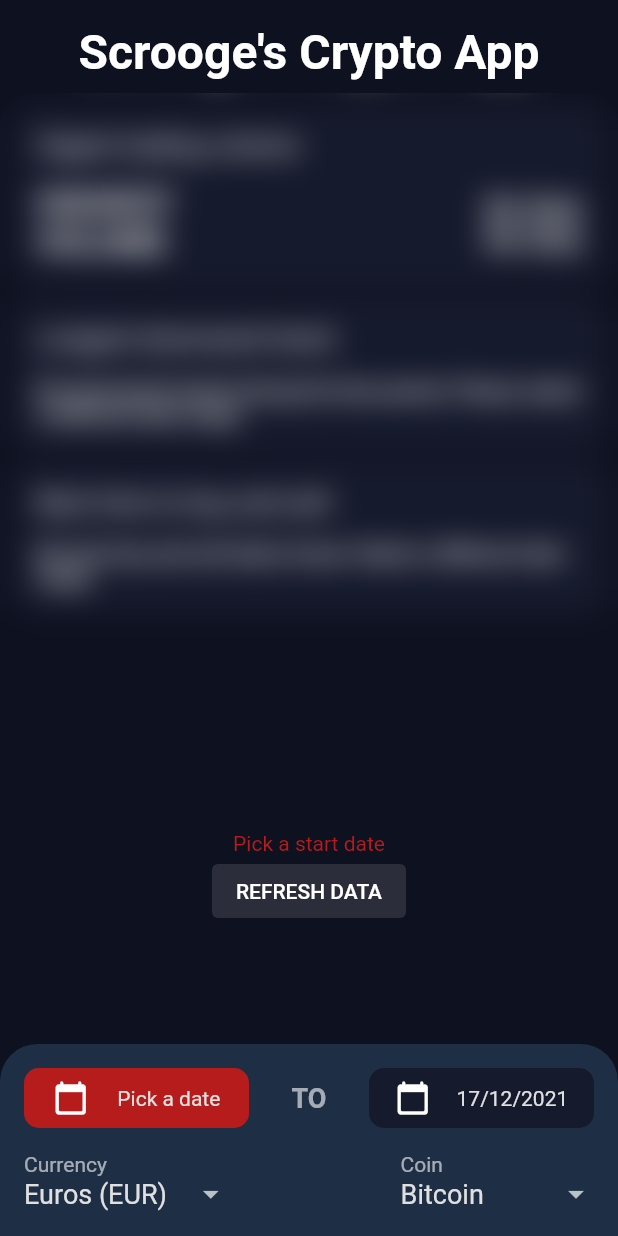
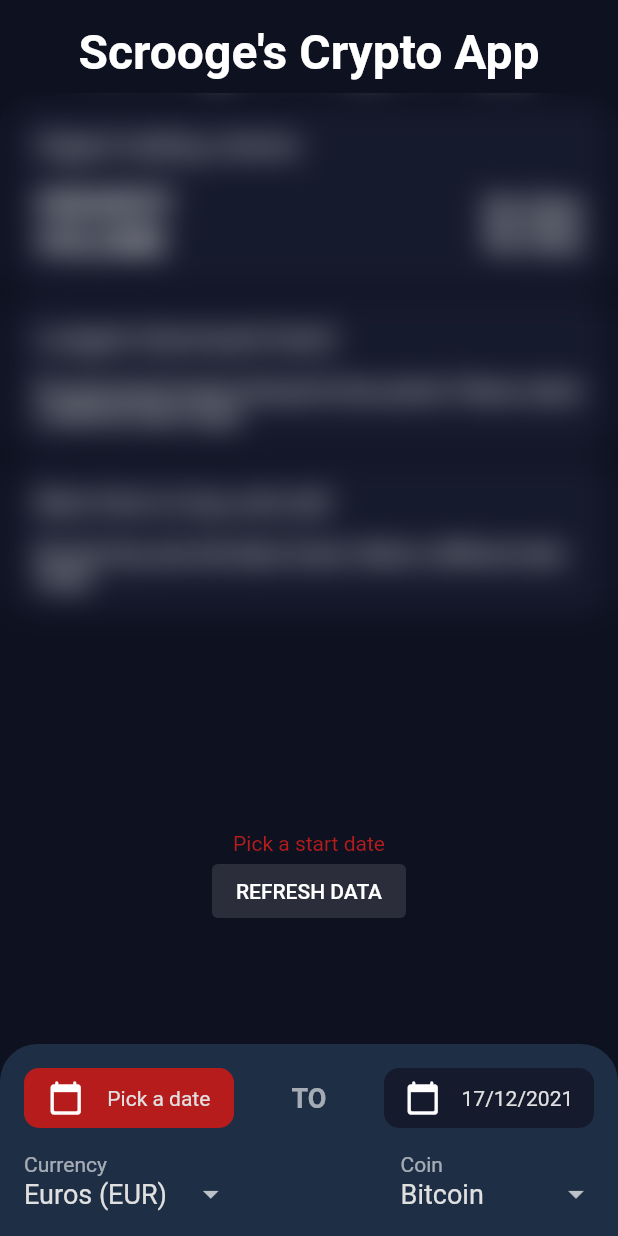
Before and after one commit to JeF0X/rising_star_crypto_app, a Flutter app: the screen it shows after launch, on a phone screen of 412 x 824 dp. Run offline on Flutter 3.47's test engine with Material 2 defaults, Android fonts, the phone set to English and light mode, and no system bars.

```diff
--- a/lib/common/text_field_date_picker.dart
+++ b/lib/common/text_field_date_picker.dart
@@ -32,7 +32,7 @@ class _TextFieldDatePickerState extends State<TextFieldDatePicker> {
     }
 
     return Container(
-      constraints: const BoxConstraints(minWidth: 110.0, maxWidth: 150.0),
+      constraints: const BoxConstraints(maxWidth: 140.0),
       decoration: BoxDecoration(
         color: color,
         borderRadius: BorderRadius.circular(10.0),
```
Also changed, not shown: 1 other file.
